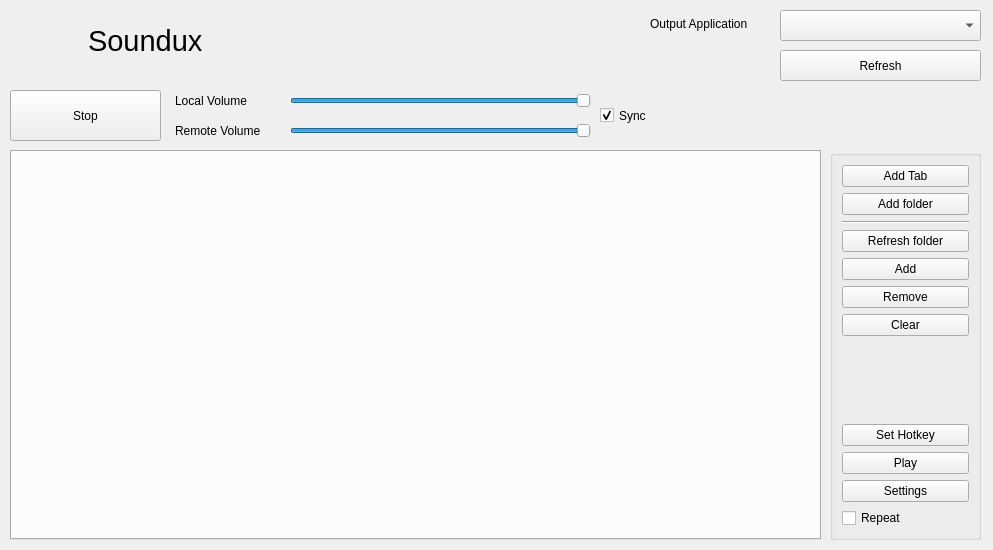
Old version of the form mainwindow.ui in the repository Soundux/Soundux.
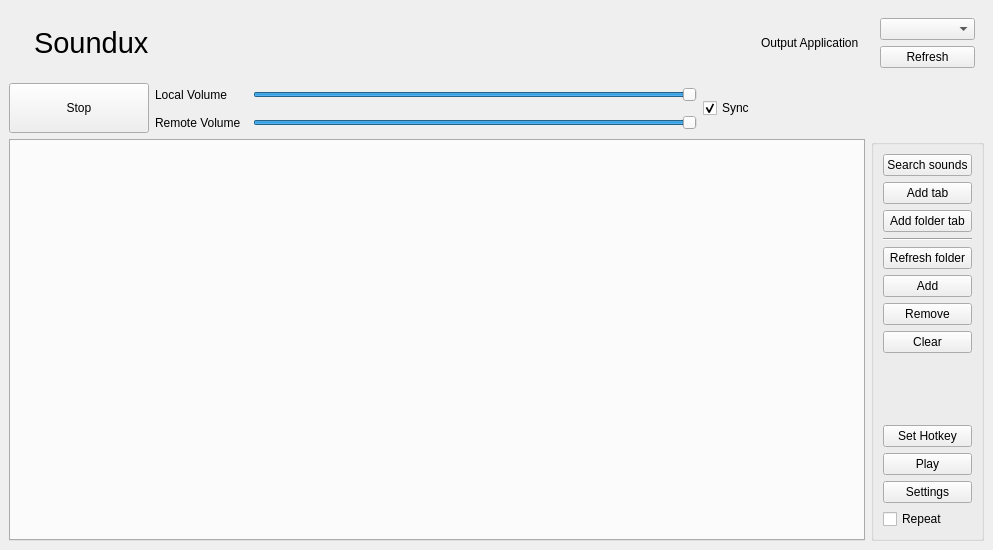
New version of the form. Icons and pictures are not drawn.

Commit message: Search view, UI responsive, fixed small bugs

Patch:
```diff
--- a/mainwindow.ui
+++ b/mainwindow.ui
@@ -21,89 +21,82 @@
    <set>QMainWindow::AllowTabbedDocks|QMainWindow::AnimatedDocks</set>
   </property>
   <widget class="QWidget" name="centralwidget">
-   <widget class="QLabel" name="appNameLabel">
-    <property name="geometry">
-     <rect>
-      <x>88</x>
-      <y>15</y>
-      <width>231</width>
-      <height>51</height>
-     </rect>
-    </property>
-    <property name="font">
-     <font>
-      <pointsize>22</pointsize>
-     </font>
-    </property>
-    <property name="text">
-     <string>Soundux</string>
-    </property>
-   </widget>
-   <widget class="QComboBox" name="outputApplication">
-    <property name="geometry">
-     <rect>
-      <x>780</x>
-      <y>10</y>
-      <width>201</width>
-      <height>31</height>
-     </rect>
-    </property>
-   </widget>
+   <layout class="QGridLayout" name="gridLayout">
+    <item row="1" column="6">
    <widget class="QLabel" name="outputApplicationLabel">
-    <property name="geometry">
-     <rect>
-      <x>650</x>
-      <y>14</y>
-      <width>131</width>
-      <height>20</height>
-     </rect>
-    </property>
     <property name="text">
      <string>Output Application</string>
     </property>
    </widget>
+    </item>
+    <item row="1" column="8" colspan="2">
+     <widget class="QWidget" name="widget" native="true">
+      <layout class="QVBoxLayout" name="verticalLayout">
+       <item>
+        <widget class="QComboBox" name="outputApplication">
+         <property name="maximumSize">
+          <size>
+           <width>235</width>
+           <height>16777215</height>
+          </size>
+         </property>
+         <property name="currentText">
+          <string/>
+         </property>
+        </widget>
+       </item>
+       <item>
    <widget class="QPushButton" name="refreshAppsButton">
-    <property name="geometry">
-     <rect>
-      <x>780</x>
-      <y>50</y>
-      <width>201</width>
-      <height>31</height>
-     </rect>
+         <property name="maximumSize">
+          <size>
+           <width>235</width>
+           <height>16777215</height>
+          </size>
     </property>
     <property name="text">
      <string>Refresh</string>
     </property>
     <property name="icon">
-     <iconset theme="stock-refresh">
-      <normaloff>.</normaloff>.</iconset>
-    </property>
-   </widget>
-   <widget class="QPushButton" name="stopButton">
-    <property name="geometry">
-     <rect>
-      <x>10</x>
-      <y>90</y>
-      <width>151</width>
-      <height>51</height>
-     </rect>
-    </property>
+          <iconset theme="view-refresh-symbolic"/>
+         </property>
+        </widget>
+       </item>
+      </layout>
+     </widget>
+    </item>
+    <item row="8" column="2">
+     <widget class="QLabel" name="localVolumeLabel">
     <property name="text">
-     <string>Stop</string>
-    </property>
-    <property name="icon">
-     <iconset theme="media-playback-stop">
-      <normaloff>.</normaloff>.</iconset>
-    </property>
-   </widget>
+       <string>Local Volume</string>
+      </property>
+     </widget>
+    </item>
+    <item row="8" column="4">
+     <widget class="QSlider" name="localVolumeSlider">
+      <property name="minimumSize">
+       <size>
+        <width>200</width>
+        <height>0</height>
+       </size>
+      </property>
+      <property name="maximum">
+       <number>65536</number>
+      </property>
+      <property name="value">
+       <number>65536</number>
+      </property>
+      <property name="orientation">
+       <enum>Qt::Horizontal</enum>
+      </property>
+     </widget>
+    </item>
+    <item row="1" column="0">
    <widget class="QLabel" name="icon">
-    <property name="geometry">
-     <rect>
-      <x>13</x>
-      <y>10</y>
-      <width>61</width>
-      <height>61</height>
-     </rect>
+      <property name="maximumSize">
+       <size>
+        <width>64</width>
+        <height>64</height>
+       </size>
     </property>
     <property name="styleSheet">
      <string notr="true"/>
@@ -118,120 +111,28 @@
      <bool>true</bool>
     </property>
    </widget>
-   <widget class="QSlider" name="localVolumeSlider">
-    <property name="geometry">
-     <rect>
-      <x>290</x>
-      <y>90</y>
-      <width>301</width>
-      <height>21</height>
-     </rect>
-    </property>
-    <property name="maximum">
-     <number>65536</number>
-    </property>
-    <property name="value">
-     <number>65536</number>
-    </property>
-    <property name="orientation">
-     <enum>Qt::Horizontal</enum>
-    </property>
-   </widget>
-   <widget class="QLabel" name="localVolumeLabel">
-    <property name="geometry">
-     <rect>
-      <x>175</x>
-      <y>90</y>
-      <width>101</width>
-      <height>21</height>
-     </rect>
-    </property>
-    <property name="text">
-     <string>Local Volume</string>
-    </property>
-   </widget>
-   <widget class="QTabWidget" name="tabWidget">
-    <property name="geometry">
-     <rect>
-      <x>10</x>
-      <y>150</y>
-      <width>811</width>
-      <height>390</height>
-     </rect>
-    </property>
-    <property name="currentIndex">
-     <number>-1</number>
-    </property>
-   </widget>
-   <widget class="QLabel" name="remoteVolumeLabel">
-    <property name="geometry">
-     <rect>
-      <x>175</x>
-      <y>120</y>
-      <width>111</width>
-      <height>21</height>
-     </rect>
-    </property>
-    <property name="text">
-     <string>Remote Volume</string>
-    </property>
-   </widget>
-   <widget class="QSlider" name="remoteVolumeSlider">
-    <property name="geometry">
-     <rect>
-      <x>290</x>
-      <y>120</y>
-      <width>301</width>
-      <height>21</height>
-     </rect>
-    </property>
-    <property name="maximum">
-     <number>65536</number>
-    </property>
-    <property name="value">
-     <number>65536</number>
-    </property>
-    <property name="orientation">
-     <enum>Qt::Horizontal</enum>
-    </property>
-   </widget>
-   <widget class="QCheckBox" name="syncCheckBox">
-    <property name="geometry">
-     <rect>
-      <x>600</x>
-      <y>105</y>
-      <width>91</width>
-      <height>21</height>
-     </rect>
-    </property>
-    <property name="text">
-     <string>Sync</string>
-    </property>
-    <property name="icon">
-     <iconset theme="insert-link-symbolic">
-      <normaloff>.</normaloff>.</iconset>
-    </property>
-    <property name="checked">
-     <bool>true</bool>
-    </property>
-   </widget>
+    </item>
+    <item row="10" column="8" colspan="2">
    <widget class="QGroupBox" name="buttonBox">
-    <property name="geometry">
-     <rect>
-      <x>830</x>
-      <y>150</y>
-      <width>151</width>
-      <height>390</height>
-     </rect>
-    </property>
     <property name="flat">
      <bool>true</bool>
     </property>
     <layout class="QVBoxLayout" name="verticalLayout_3">
+       <item>
+        <widget class="QPushButton" name="searchButton">
+         <property name="text">
+          <string>Search sounds</string>
+         </property>
+         <property name="icon">
+          <iconset theme="edit-find">
+           <normaloff>.</normaloff>.</iconset>
+         </property>
+        </widget>
+       </item>
      <item>
       <widget class="QPushButton" name="addTabButton">
        <property name="text">
-        <string>Add Tab</string>
+          <string>Add tab</string>
        </property>
        <property name="icon">
         <iconset theme="tab-new">
@@ -242,7 +143,7 @@
      <item>
       <widget class="QPushButton" name="addFolderButton">
        <property name="text">
-        <string>Add folder</string>
+          <string>Add folder tab</string>
        </property>
        <property name="icon">
         <iconset theme="folder">
@@ -355,6 +256,90 @@
      </item>
     </layout>
    </widget>
+    </item>
+    <item row="9" column="4">
+     <widget class="QSlider" name="remoteVolumeSlider">
+      <property name="minimumSize">
+       <size>
+        <width>200</width>
+        <height>0</height>
+       </size>
+      </property>
+      <property name="maximum">
+       <number>65536</number>
+      </property>
+      <property name="value">
+       <number>65536</number>
+      </property>
+      <property name="orientation">
+       <enum>Qt::Horizontal</enum>
+      </property>
+     </widget>
+    </item>
+    <item row="9" column="2">
+     <widget class="QLabel" name="remoteVolumeLabel">
+      <property name="text">
+       <string>Remote Volume</string>
+      </property>
+     </widget>
+    </item>
+    <item row="10" column="0" colspan="8">
+     <widget class="QTabWidget" name="tabWidget">
+      <property name="currentIndex">
+       <number>-1</number>
+      </property>
+     </widget>
+    </item>
+    <item row="1" column="1">
+     <widget class="QLabel" name="appNameLabel">
+      <property name="font">
+       <font>
+        <pointsize>22</pointsize>
+       </font>
+      </property>
+      <property name="text">
+       <string>Soundux</string>
+      </property>
+     </widget>
+    </item>
+    <item row="8" column="0" rowspan="2" colspan="2">
+     <widget class="QPushButton" name="stopButton">
+      <property name="minimumSize">
+       <size>
+        <width>140</width>
+        <height>50</height>
+       </size>
+      </property>
+      <property name="maximumSize">
+       <size>
+        <width>140</width>
+        <height>50</height>
+       </size>
+      </property>
+      <property name="text">
+       <string>Stop</string>
+      </property>
+      <property name="icon">
+       <iconset theme="media-playback-stop">
+        <normaloff>.</normaloff>.</iconset>
+      </property>
+     </widget>
+    </item>
+    <item row="8" column="5" rowspan="2">
+     <widget class="QCheckBox" name="syncCheckBox">
+      <property name="text">
+       <string>Sync</string>
+      </property>
+      <property name="icon">
+       <iconset theme="insert-link-symbolic">
+        <normaloff>.</normaloff>.</iconset>
+      </property>
+      <property name="checked">
+       <bool>true</bool>
+      </property>
+     </widget>
+    </item>
+   </layout>
   </widget>
   <action name="actionExit">
    <property name="text">
```
Left out of the diff: 6 changed lines with no effect on the pictures. Lines whose indentation alone changed are shown as unchanged. The commit also changes 9 other files.
